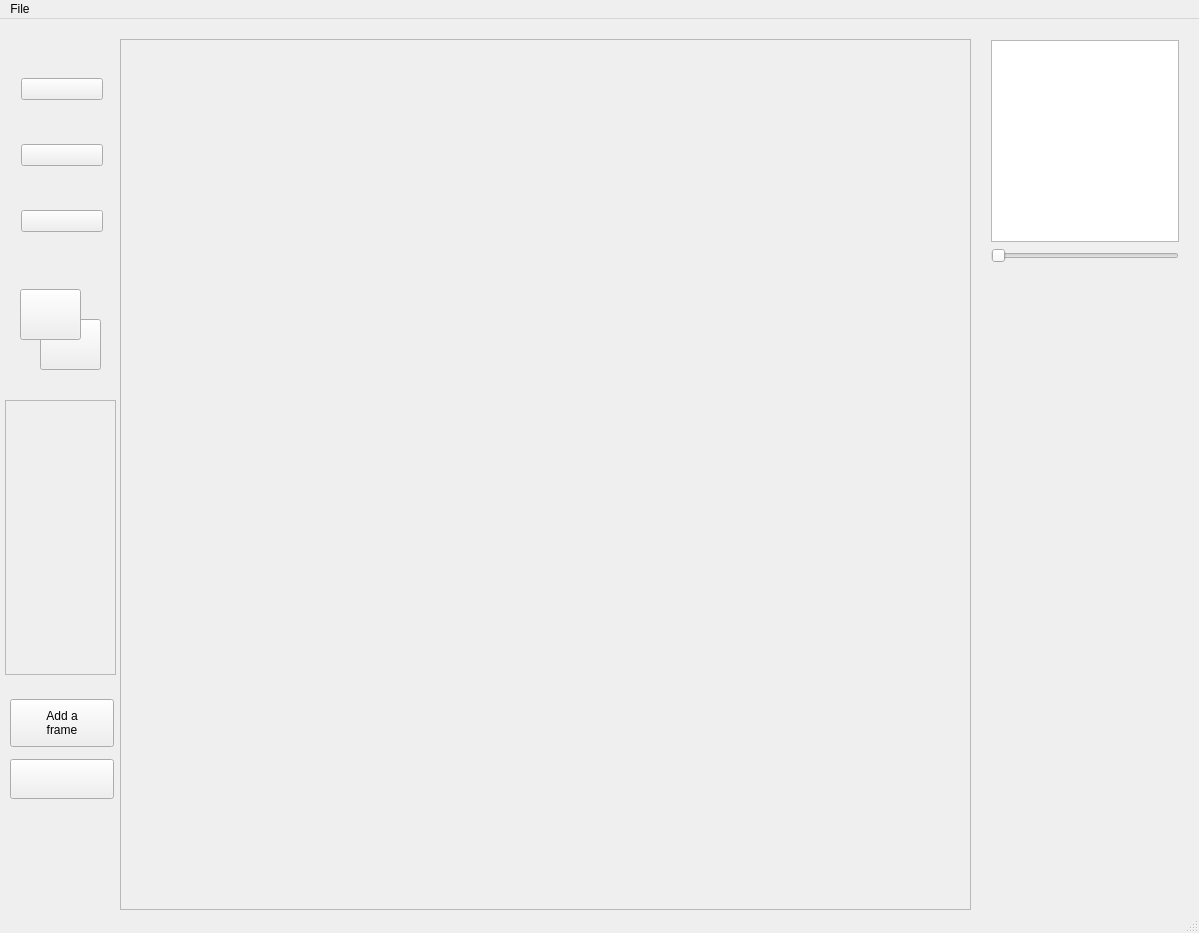
This is SpriteEditor/mainwindow.ui in TannerWilson/Sprite-Editor as Qt 5 draws it before an edit. The edited form follows.
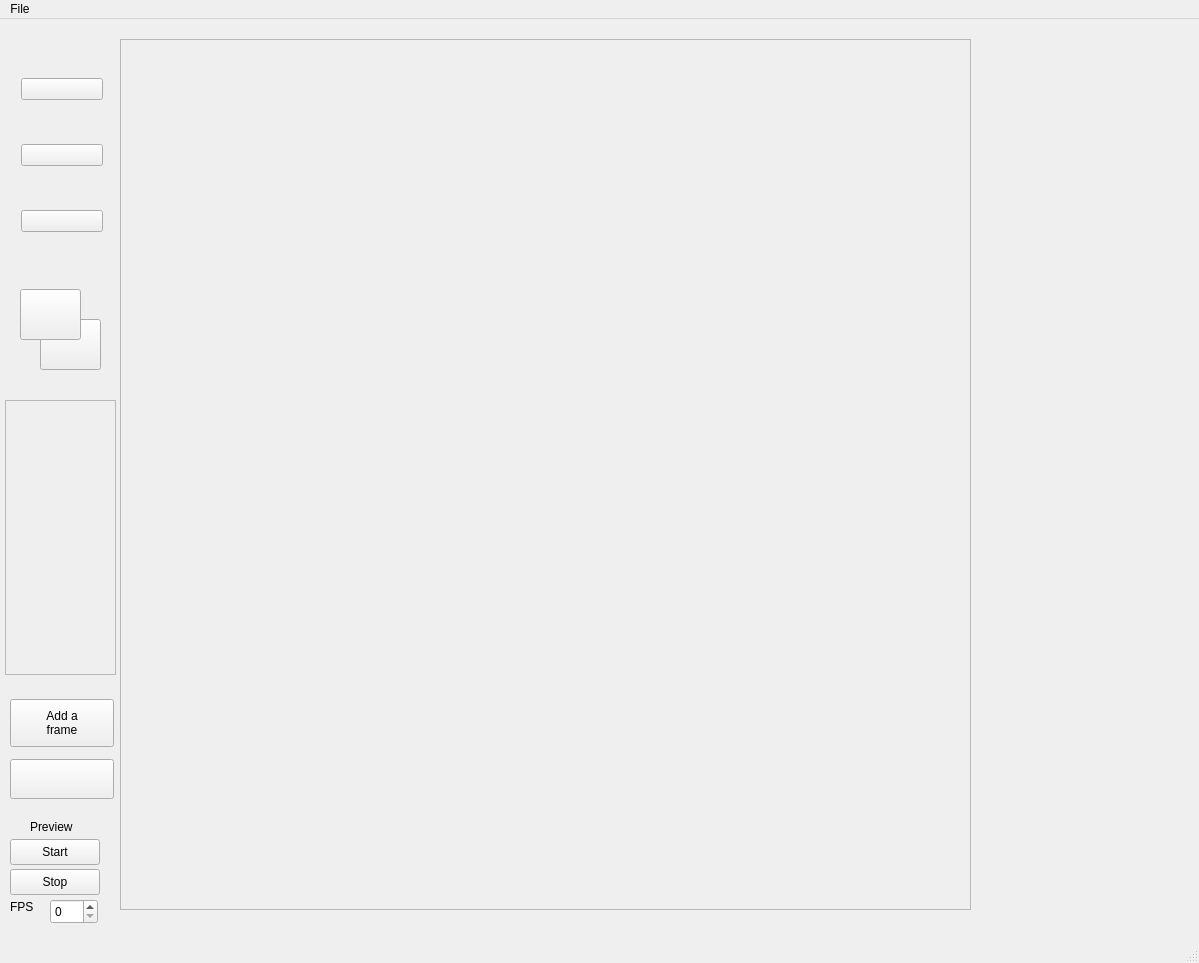
This is the edited form. Icons and pictures are not drawn.

```diff
--- a/SpriteEditor/mainwindow.ui
+++ b/SpriteEditor/mainwindow.ui
@@ -7,7 +7,7 @@
     <x>0</x>
     <y>0</y>
     <width>1199</width>
-    <height>933</height>
+    <height>963</height>
    </rect>
   </property>
   <property name="mouseTracking">
@@ -204,28 +204,6 @@
      <bool>false</bool>
     </property>
    </widget>
-   <widget class="QWidget" name="previewContainer" native="true">
-    <property name="geometry">
-     <rect>
-      <x>980</x>
-      <y>10</y>
-      <width>210</width>
-      <height>245</height>
-     </rect>
-    </property>
-    <layout class="QVBoxLayout" name="verticalLayout_2">
-     <item>
-      <widget class="QGraphicsView" name="previewView"/>
-     </item>
-     <item>
-      <widget class="QSlider" name="fpsSlider">
-       <property name="orientation">
-        <enum>Qt::Horizontal</enum>
-       </property>
-      </widget>
-     </item>
-    </layout>
-   </widget>
    <widget class="QPushButton" name="secondaryColorButton">
     <property name="geometry">
      <rect>
@@ -271,6 +249,68 @@
      <enum>QFrame::Raised</enum>
     </property>
    </widget>
+   <widget class="QPushButton" name="StartPreview">
+    <property name="geometry">
+     <rect>
+      <x>10</x>
+      <y>820</y>
+      <width>90</width>
+      <height>26</height>
+     </rect>
+    </property>
+    <property name="text">
+     <string>Start</string>
+    </property>
+   </widget>
+   <widget class="QPushButton" name="StopPreview">
+    <property name="geometry">
+     <rect>
+      <x>10</x>
+      <y>850</y>
+      <width>90</width>
+      <height>26</height>
+     </rect>
+    </property>
+    <property name="text">
+     <string>Stop</string>
+    </property>
+   </widget>
+   <widget class="QSpinBox" name="spinBox">
+    <property name="geometry">
+     <rect>
+      <x>50</x>
+      <y>880</y>
+      <width>48</width>
+      <height>25</height>
+     </rect>
+    </property>
+   </widget>
+   <widget class="QLabel" name="label">
+    <property name="geometry">
+     <rect>
+      <x>30</x>
+      <y>800</y>
+      <width>61</width>
+      <height>15</height>
+     </rect>
+    </property>
+    <property name="text">
+     <string>Preview</string>
+    </property>
+   </widget>
+   <widget class="QLabel" name="label_2">
+    <property name="geometry">
+     <rect>
+      <x>10</x>
+      <y>880</y>
+      <width>31</width>
+      <height>16</height>
+     </rect>
+    </property>
+    <property name="text">
+     <string>FPS</string>
+    </property>
+   </widget>
   </widget>
   <widget class="QMenuBar" name="menuBar">
    <property name="geometry">
```
